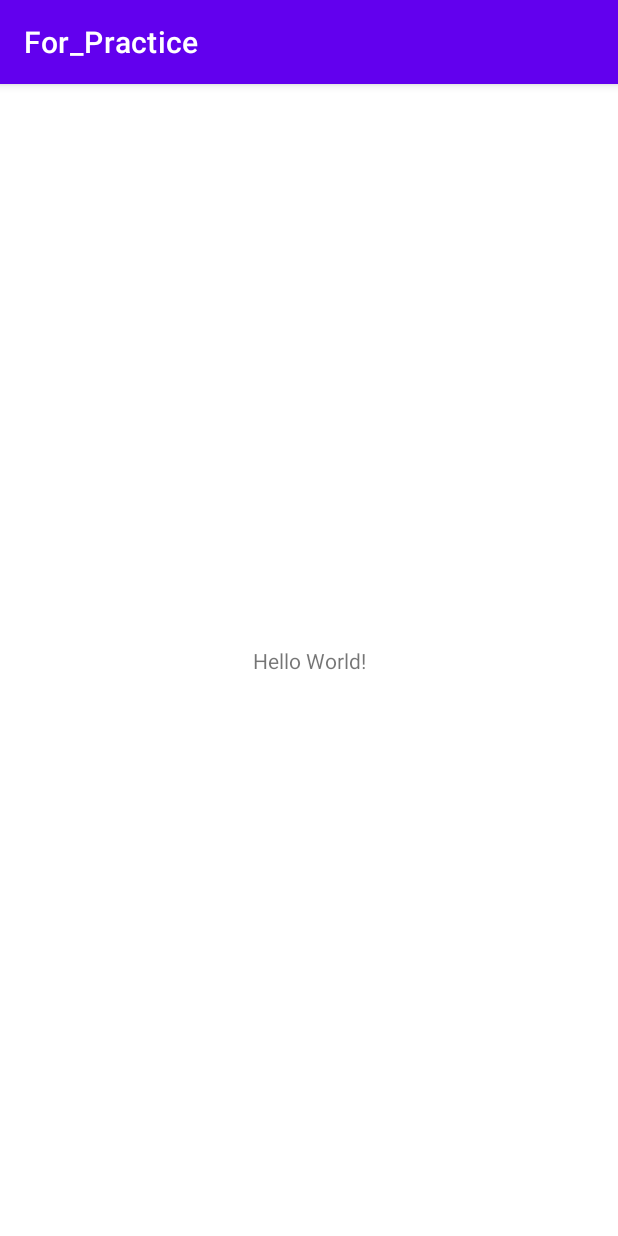
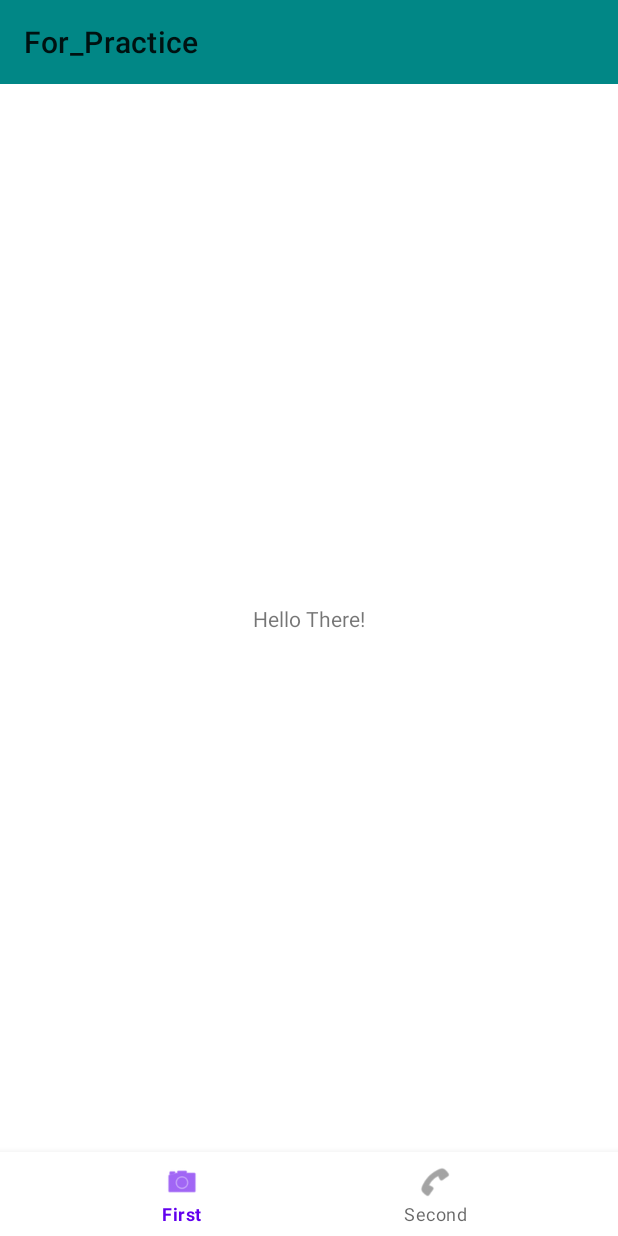
Before and after one commit to krymov-d/For_Practice, an Android app: the screen it shows after launch (MainActivity), on a phone screen of 412 x 824 dp. Run offline under Robolectric (Android 15) with nearby library versions, the phone set to English and light mode, and no system bars.

Commit message:
Added navigation. Solved issue with duplicate classes

```diff
--- a/app/build.gradle
+++ b/app/build.gradle
@@ -5,12 +5,12 @@ plugins {
 
 android {
     namespace 'kz.kd.for_practice'
-    compileSdk 32
+    compileSdk 33
 
     defaultConfig {
         applicationId "kz.kd.for_practice"
         minSdk 21
-        targetSdk 32
+        targetSdk 33
         versionCode 1
         versionName "1.0"
 
@@ -34,11 +34,25 @@ android {
 
 dependencies {
 
-    implementation 'androidx.core:core-ktx:1.7.0'
-    implementation 'androidx.appcompat:appcompat:1.5.1'
-    implementation 'com.google.android.material:material:1.7.0'
+    implementation 'androidx.core:core-ktx:1.9.0'
+    implementation 'androidx.appcompat:appcompat:1.6.1'
+    implementation 'com.google.android.material:material:1.8.0'
     implementation 'androidx.constraintlayout:constraintlayout:2.1.4'
     testImplementation 'junit:junit:4.13.2'
     androidTestImplementation 'androidx.test.ext:junit:1.1.5'
     androidTestImplementation 'androidx.test.espresso:espresso-core:3.5.1'
+
+    // Java language implementation
+    implementation("androidx.navigation:navigation-fragment:2.5.3")
+    implementation("androidx.navigation:navigation-ui:2.5.3")
+
+    // Kotlin
+    implementation("androidx.navigation:navigation-fragment-ktx:2.5.3")
+    implementation("androidx.navigation:navigation-ui-ktx:2.5.3")
+
+    // Feature module Support
+    implementation("androidx.navigation:navigation-dynamic-features-fragment:2.5.3")
+
+    // Testing Navigation
+    androidTestImplementation("androidx.navigation:navigation-testing:2.5.3")
 }
--- /dev/null
+++ b/app/src/main/java/kz/kd/for_practice/FirstFragment.kt
@@ -0,0 +1,27 @@
+package kz.kd.for_practice
+
+import android.os.Bundle
+import androidx.fragment.app.Fragment
+import android.view.LayoutInflater
+import android.view.View
+import android.view.ViewGroup
+import android.widget.TextView
+import androidx.navigation.Navigation
+
+class FirstFragment : Fragment() {
+
+    override fun onCreateView(
+        inflater: LayoutInflater, container: ViewGroup?,
+        savedInstanceState: Bundle?
+    ): View? {
+        return inflater.inflate(R.layout.fragment_first, container, false)
+    }
+
+    override fun onViewCreated(view: View, savedInstanceState: Bundle?) {
+        super.onViewCreated(view, savedInstanceState)
+        val tvFirst: TextView = view.findViewById(R.id.tv_first)
+        tvFirst.setOnClickListener {
+            Navigation.findNavController(view).navigate(R.id.action_firstFragment_to_secondFragment)
+        }
+    }
+}
--- a/app/src/main/java/kz/kd/for_practice/SecondActivity.kt
+++ b/app/src/main/java/kz/kd/for_practice/SecondActivity.kt
@@ -13,7 +13,7 @@ class SecondActivity : AppCompatActivity() {
         setContentView(R.layout.activity_second)
 
 //        adb shell am start -a android.intent.action.VIEW -d "www.example.com/auth?email=azat@gmail.com&code=1234"
-        handleDeepLink()
+//        handleDeepLink()
     }
 
     private fun handleDeepLink() {
--- /dev/null
+++ b/app/src/main/java/kz/kd/for_practice/SecondFragment.kt
@@ -0,0 +1,17 @@
+package kz.kd.for_practice
+
+import android.os.Bundle
+import androidx.fragment.app.Fragment
+import android.view.LayoutInflater
+import android.view.View
+import android.view.ViewGroup
+
+class SecondFragment : Fragment() {
+
+    override fun onCreateView(
+        inflater: LayoutInflater, container: ViewGroup?,
+        savedInstanceState: Bundle?
+    ): View? {
+        return inflater.inflate(R.layout.fragment_second, container, false)
+    }
+}
--- a/app/src/main/res/layout/activity_main.xml
+++ b/app/src/main/res/layout/activity_main.xml
@@ -6,13 +6,39 @@
     android:layout_height="match_parent"
     tools:context=".MainActivity">
 
-    <TextView
-        android:layout_width="wrap_content"
+    <androidx.appcompat.widget.Toolbar
+        android:id="@+id/tb_main"
+        android:layout_width="match_parent"
         android:layout_height="wrap_content"
-        android:text="Hello World!"
+        android:background="@color/teal_700"
+        app:layout_constraintEnd_toEndOf="parent"
+        app:layout_constraintStart_toStartOf="parent"
+        app:layout_constraintTop_toTopOf="parent"
+        app:layout_constraintBottom_toBottomOf="parent"
+        app:layout_constraintVertical_bias="0"
+        app:title="@string/app_name" />
+
+    <androidx.fragment.app.FragmentContainerView
+        android:id="@+id/fcv_main"
+        android:name="androidx.navigation.fragment.NavHostFragment"
+        android:layout_width="0dp"
+        android:layout_height="0dp"
         app:layout_constraintBottom_toBottomOf="parent"
         app:layout_constraintEnd_toEndOf="parent"
         app:layout_constraintStart_toStartOf="parent"
-        app:layout_constraintTop_toTopOf="parent" />
+        app:layout_constraintTop_toTopOf="parent"
+        app:defaultNavHost="true"
+        app:navGraph="@navigation/nav_graph" />
+
+    <com.google.android.material.bottomnavigation.BottomNavigationView
+        android:id="@+id/bnv_main"
+        android:layout_width="match_parent"
+        android:layout_height="wrap_content"
+        app:layout_constraintBottom_toBottomOf="parent"
+        app:layout_constraintEnd_toEndOf="parent"
+        app:layout_constraintStart_toStartOf="parent"
+        app:layout_constraintTop_toTopOf="parent"
+        app:layout_constraintVertical_bias="1"
+        app:menu="@menu/bnv_menu" />
 
 </androidx.constraintlayout.widget.ConstraintLayout>
--- /dev/null
+++ b/app/src/main/res/layout/fragment_first.xml
@@ -0,0 +1,20 @@
+<?xml version="1.0" encoding="utf-8"?>
+<androidx.constraintlayout.widget.ConstraintLayout xmlns:android="http://schemas.android.com/apk/res/android"
+    xmlns:tools="http://schemas.android.com/tools"
+    xmlns:app="http://schemas.android.com/apk/res-auto"
+    android:layout_width="match_parent"
+    android:layout_height="match_parent"
+    tools:context=".FirstFragment">
+
+    <!-- TODO: Update blank fragment layout -->
+    <TextView
+        android:id="@+id/tv_first"
+        android:layout_width="wrap_content"
+        android:layout_height="wrap_content"
+        android:text="@string/tv_first_fragment"
+        app:layout_constraintBottom_toBottomOf="parent"
+        app:layout_constraintEnd_toEndOf="parent"
+        app:layout_constraintStart_toStartOf="parent"
+        app:layout_constraintTop_toTopOf="parent" />
+
+</androidx.constraintlayout.widget.ConstraintLayout>
--- /dev/null
+++ b/app/src/main/res/layout/fragment_second.xml
@@ -0,0 +1,19 @@
+<?xml version="1.0" encoding="utf-8"?>
+<androidx.constraintlayout.widget.ConstraintLayout xmlns:android="http://schemas.android.com/apk/res/android"
+    xmlns:tools="http://schemas.android.com/tools"
+    xmlns:app="http://schemas.android.com/apk/res-auto"
+    android:layout_width="match_parent"
+    android:layout_height="match_parent"
+    tools:context=".SecondFragment">
+
+    <!-- TODO: Update blank fragment layout -->
+    <androidx.appcompat.widget.AppCompatImageView
+        android:layout_width="wrap_content"
+        android:layout_height="wrap_content"
+        android:src="@drawable/poster"
+        app:layout_constraintBottom_toBottomOf="parent"
+        app:layout_constraintEnd_toEndOf="parent"
+        app:layout_constraintStart_toStartOf="parent"
+        app:layout_constraintTop_toTopOf="parent"/>
+
+</androidx.constraintlayout.widget.ConstraintLayout>
--- /dev/null
+++ b/app/src/main/res/menu/bnv_menu.xml
@@ -0,0 +1,14 @@
+<?xml version="1.0" encoding="utf-8"?>
+<menu xmlns:android="http://schemas.android.com/apk/res/android"
+    xmlns:app="http://schemas.android.com/apk/res-auto">
+    <item
+        android:id="@+id/first"
+        android:icon="@android:drawable/ic_menu_camera"
+        android:title="First"
+        app:showAsAction="always" />
+    <item
+        android:id="@+id/second"
+        android:icon="@android:drawable/ic_menu_call"
+        android:title="Second"
+        app:showAsAction="always" />
+</menu>
--- /dev/null
+++ b/app/src/main/res/navigation/nav_graph.xml
@@ -0,0 +1,22 @@
+<?xml version="1.0" encoding="utf-8"?>
+<navigation xmlns:android="http://schemas.android.com/apk/res/android"
+    xmlns:app="http://schemas.android.com/apk/res-auto"
+    xmlns:tools="http://schemas.android.com/tools"
+    android:id="@+id/nav_graph"
+    app:startDestination="@id/firstFragment">
+
+    <fragment
+        android:id="@+id/firstFragment"
+        android:name="kz.kd.for_practice.FirstFragment"
+        android:label="fragment_first"
+        tools:layout="@layout/fragment_first" >
+        <action
+            android:id="@+id/action_firstFragment_to_secondFragment"
+            app:destination="@id/secondFragment" />
+    </fragment>
+    <fragment
+        android:id="@+id/secondFragment"
+        android:name="kz.kd.for_practice.SecondFragment"
+        android:label="fragment_second"
+        tools:layout="@layout/fragment_second" />
+</navigation>
--- a/app/src/main/res/values-night/themes.xml
+++ b/app/src/main/res/values-night/themes.xml
@@ -1,6 +1,6 @@
 <resources xmlns:tools="http://schemas.android.com/tools">
     <!-- Base application theme. -->
-    <style name="Theme.For_Practice" parent="Theme.MaterialComponents.DayNight.DarkActionBar">
+    <style name="Theme.For_Practice" parent="Theme.MaterialComponents.DayNight.NoActionBar">
         <!-- Primary brand color. -->
         <item name="colorPrimary">@color/purple_200</item>
         <item name="colorPrimaryVariant">@color/purple_700</item>
--- a/app/src/main/res/values/strings.xml
+++ b/app/src/main/res/values/strings.xml
@@ -1,3 +1,5 @@
 <resources>
     <string name="app_name">For_Practice</string>
+    <!-- TODO: Remove or change this placeholder text -->
+    <string name="tv_first_fragment">Hello There!</string>
 </resources>
--- a/app/src/main/res/values/themes.xml
+++ b/app/src/main/res/values/themes.xml
@@ -1,6 +1,6 @@
 <resources xmlns:tools="http://schemas.android.com/tools">
     <!-- Base application theme. -->
-    <style name="Theme.For_Practice" parent="Theme.MaterialComponents.DayNight.DarkActionBar">
+    <style name="Theme.For_Practice" parent="Theme.MaterialComponents.DayNight.NoActionBar">
         <!-- Primary brand color. -->
         <item name="colorPrimary">@color/purple_500</item>
         <item name="colorPrimaryVariant">@color/purple_700</item>
```
